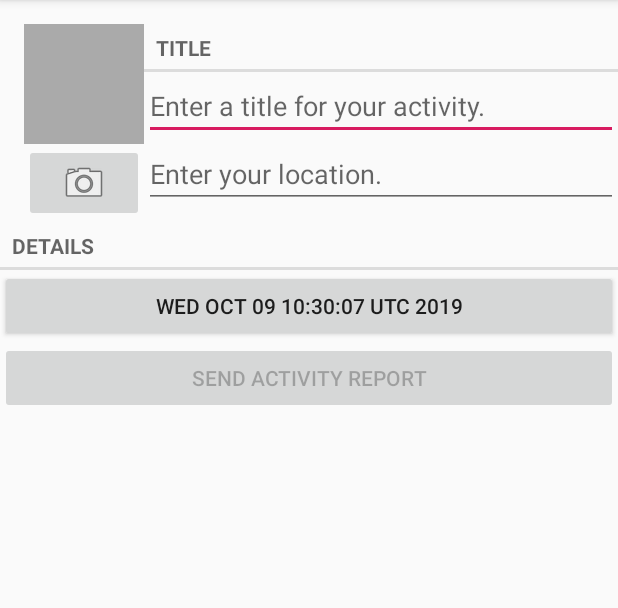
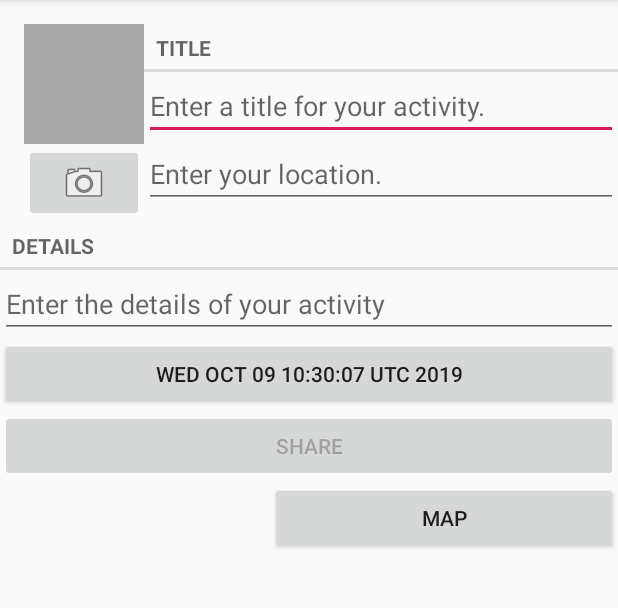
Before and after one commit to usc-NJH022/CheckInActivity, an Android app: the screen it shows after launch (CheckInPagerActivity), after a tap on "New Activity", on a phone screen of 412 x 824 dp, the part 84-692 px from its top. Run offline under Robolectric (Android 15) with nearby library versions, the phone set to English and light mode, and no system bars.

Commit message:
Added the details field and begun working on the map

```diff
--- a/app/build.gradle
+++ b/app/build.gradle
@@ -27,4 +27,6 @@ dependencies {
     androidTestImplementation 'androidx.test:runner:1.2.0'
     androidTestImplementation 'androidx.test.espresso:espresso-core:3.2.0'
     implementation 'androidx.recyclerview:recyclerview:1.0.0'
+    implementation 'com.google.android.gms:play-services-location:17.0.0'
+    implementation 'com.google.android.gms:play-services-maps:17.0.0'
 }
--- a/app/src/main/AndroidManifest.xml
+++ b/app/src/main/AndroidManifest.xml
@@ -5,6 +5,12 @@
 
     <uses-feature android:name="android.hardware.camera"
                   android:required="false"/>
+    <uses-permission
+        android:name="android.permission.INTERNET" />
+    <uses-permission
+        android:name="android.permission.ACCESS_FINE_LOCATION"/>
+    <uses-permission
+        android:name="android.permission.ACCESS_COARSE_LOCATION"/>
 
     <application
         android:allowBackup="true"
--- a/app/src/main/java/android/bignerdranch/checkinactivity/CheckInDaily.java
+++ b/app/src/main/java/android/bignerdranch/checkinactivity/CheckInDaily.java
@@ -1,4 +1,6 @@
 package android.bignerdranch.checkinactivity;
+
+import com.google.android.gms.maps.model.LatLng;
 
 import java.util.Date;
 import java.util.UUID;
@@ -7,6 +9,8 @@ public class CheckInDaily {
     private UUID mId;
     private String mTitle;
     private String mPlace;
+    private String mDetails;
+    private LatLng mLatLng;
     private Date mDate;
     private boolean mIsContacted;
     private String mContact;
@@ -18,6 +22,12 @@ public class CheckInDaily {
     public CheckInDaily(UUID id){
         mId = id;
         mDate = new Date();
+    }
+
+    public LatLng getLatLng(){return mLatLng;}
+
+    public void setLatLng(LatLng latLng) {
+        mLatLng = latLng;
     }
 
     public UUID getId(){
@@ -35,6 +45,12 @@ public class CheckInDaily {
     public String getPlace(){return mPlace;}
 
     public void setPlace(String place){mPlace = place;}
+
+    public String getDetails() {
+        return mDetails;
+    }
+
+    public void setDetails(String details){mDetails = details;}
 
     public Date getDate(){
         return mDate;
--- a/app/src/main/java/android/bignerdranch/checkinactivity/CheckInDb/CheckInBaseHelper.java
+++ b/app/src/main/java/android/bignerdranch/checkinactivity/CheckInDb/CheckInBaseHelper.java
@@ -21,6 +21,7 @@ public class CheckInBaseHelper extends SQLiteOpenHelper {
                 CheckInTable.Cols.UUID + ", " +
                 CheckInTable.Cols.TITLE + ", " +
                 CheckInTable.Cols.DATE + ", " +
+                CheckInTable.Cols.DETAILS + ", " +
                 CheckInTable.Cols.PLACE + ")"
         );
     }
--- a/app/src/main/java/android/bignerdranch/checkinactivity/CheckInDb/CheckInCursorWrapper.java
+++ b/app/src/main/java/android/bignerdranch/checkinactivity/CheckInDb/CheckInCursorWrapper.java
@@ -12,15 +12,17 @@ public class CheckInCursorWrapper extends CursorWrapper {
         super(cursor);
     }
 
-    public CheckInDaily getCrime(){
+    public CheckInDaily getActivities(){
         String uuidString = getString(getColumnIndex(CheckInDbSchema.CheckInTable.Cols.UUID));
         String title = getString(getColumnIndex(CheckInDbSchema.CheckInTable.Cols.TITLE));
         String place = getString(getColumnIndex(CheckInDbSchema.CheckInTable.Cols.PLACE));
+        String details = getString(getColumnIndex(CheckInDbSchema.CheckInTable.Cols.DETAILS));
         long date = getLong(getColumnIndex(CheckInDbSchema.CheckInTable.Cols.DATE));
 
         CheckInDaily daily = new CheckInDaily(UUID.fromString(uuidString));
         daily.setTitle(title);
         daily.setPlace(place);
+        daily.setDetails(details);
         daily.setDate(new Date(date));
 
         return daily;
--- a/app/src/main/java/android/bignerdranch/checkinactivity/CheckInDb/CheckInDbSchema.java
+++ b/app/src/main/java/android/bignerdranch/checkinactivity/CheckInDb/CheckInDbSchema.java
@@ -2,13 +2,14 @@ package android.bignerdranch.checkinactivity.CheckInDb;
 
 public class CheckInDbSchema {
     public static final class CheckInTable{
-        public  static final String NAME = "crimes";
+        public  static final String NAME = "activities";
 
         public class Cols {
             public static final String UUID = "uuid";
             public static final String TITLE = "title";
             public static final String DATE = "date";
             public static final String PLACE = "place";
+            public static final String DETAILS = "details";
         }
     }
 }
--- a/app/src/main/java/android/bignerdranch/checkinactivity/CheckInFragment.java
+++ b/app/src/main/java/android/bignerdranch/checkinactivity/CheckInFragment.java
@@ -28,6 +28,10 @@ import android.text.format.DateFormat;
 import android.widget.ImageButton;
 import android.widget.ImageView;
 
+import com.google.android.gms.common.api.GoogleApi;
+import com.google.android.gms.common.api.GoogleApiClient;
+import com.google.android.gms.location.LocationServices;
+
 import java.io.File;
 import java.util.Date;
 import java.util.List;
@@ -48,10 +52,13 @@ public class CheckInFragment extends Fragment {
     private File mPhotoFile;
     private EditText mTitleField;
     private EditText mPlaceField;
+    private EditText mDetailsField;
     private Button mDateButton;
     private Button mShareButton;
     private ImageButton mPhotoButton;
     private ImageView mPhotoView;
+
+    private GoogleApiClient mClient;
 
     public static CheckInFragment newInstance(UUID crimeId){
         Bundle args = new Bundle();
@@ -68,6 +75,17 @@ public class CheckInFragment extends Fragment {
         UUID checkInId = (UUID)getArguments().getSerializable(ARG_CHECK_IN_ID);
         mCheckInDaily = CheckInLab.get(getActivity()).getCheckInActivity(checkInId);
         mPhotoFile = CheckInLab.get(getActivity()).getPhotoFile(mCheckInDaily);
+
+        mClient = new GoogleApiClient.Builder(getActivity())
+                .addApi(LocationServices.API)
+                .build();
+    }
+
+    @Override
+    public void onStart()
+    {
+        super.onStart();
+        mClient.connect();
     }
 
     @Override
@@ -76,6 +94,12 @@ public class CheckInFragment extends Fragment {
 
         CheckInLab.get(getActivity())
                 .updateCheckIn(mCheckInDaily);
+    }
+
+    @Override
+    public void onStop(){
+        super.onStop();
+        mClient.disconnect();
     }
 
     @Override
@@ -120,6 +144,25 @@ public class CheckInFragment extends Fragment {
             }
         });
 
+        mDetailsField = (EditText)v.findViewById(R.id.activity_details);
+        mDetailsField.setText(mCheckInDaily.getDetails());
+        mDetailsField.addTextChangedListener(new TextWatcher() {
+            @Override
+            public void beforeTextChanged(CharSequence s, int start, int count, int after) {
+
+            }
+
+            @Override
+            public void onTextChanged(CharSequence s, int start, int before, int count) {
+                mCheckInDaily.setDetails(s.toString());
+            }
+
+            @Override
+            public void afterTextChanged(Editable s) {
+
+            }
+        });
+
         mDateButton = (Button)v.findViewById(R.id.check_in_date);
         updateDate();
         mDateButton.setOnClickListener(new View.OnClickListener(){
@@ -133,7 +176,7 @@ public class CheckInFragment extends Fragment {
             }
         });
 
-        mShareButton = (Button)v.findViewById(R.id.check_in_report);
+        mShareButton = (Button)v.findViewById(R.id.activity_share);
         mShareButton.setOnClickListener(new View.OnClickListener(){
             public void onClick(View v){
                 Intent i = new Intent(Intent.ACTION_SEND);
--- a/app/src/main/java/android/bignerdranch/checkinactivity/CheckInLab.java
+++ b/app/src/main/java/android/bignerdranch/checkinactivity/CheckInLab.java
@@ -44,7 +44,7 @@ public class CheckInLab {
         try{
             cursor.moveToFirst();
             while(!cursor.isAfterLast()){
-                dailies.add(cursor.getCrime());
+                dailies.add(cursor.getActivities());
                 cursor.moveToNext();
             }
         }finally{
@@ -64,7 +64,7 @@ public class CheckInLab {
                 return null;
             }
             cursor.moveToFirst();
-            return cursor.getCrime();
+            return cursor.getActivities();
         }finally{
             cursor.close();
         }
@@ -103,6 +103,7 @@ public class CheckInLab {
         values.put(android.bignerdranch.checkinactivity.CheckInDb.CheckInDbSchema.CheckInTable.Cols.TITLE, daily.getTitle());
         values.put(android.bignerdranch.checkinactivity.CheckInDb.CheckInDbSchema.CheckInTable.Cols.DATE, daily.getDate().getTime());
         values.put(CheckInDbSchema.CheckInTable.Cols.PLACE, daily.getPlace());
+        values.put(CheckInDbSchema.CheckInTable.Cols.DETAILS, daily.getDetails());
 
         return values;
     }
--- a/app/src/main/res/layout/fragment_check_in.xml
+++ b/app/src/main/res/layout/fragment_check_in.xml
@@ -67,15 +67,52 @@
         android:layout_height="wrap_content"
         android:text="@string/check_in_details_label"/>
 
+    <EditText
+        android:id="@+id/activity_details"
+        android:layout_width="match_parent"
+        android:layout_height="wrap_content"
+        android:hint="@string/details_hint"/>
+
     <Button
         android:id="@+id/check_in_date"
         android:layout_width="match_parent"
         android:layout_height="wrap_content" />
 
     <Button
-        android:id="@+id/check_in_report"
+        android:id="@+id/activity_share"
         android:layout_width="match_parent"
         android:layout_height="wrap_content"
         android:text="@string/check_in_report_text"/>
 
+    <LinearLayout
+        android:layout_width="match_parent"
+        android:layout_height="0dp"
+        android:layout_weight="1"
+        android:orientation="horizontal">
+
+        <LinearLayout
+            android:layout_width="wrap_content"
+            android:layout_height="wrap_content"
+            android:orientation="vertical">
+
+            <TextView
+                android:id="@+id/latlong_view"
+                android:layout_width="180dp"
+                android:layout_height="40dp" />
+
+        </LinearLayout>
+
+        <LinearLayout
+            android:layout_width="match_parent"
+            android:layout_height="wrap_content"
+            android:orientation="vertical">
+
+            <Button
+                android:id="@+id/activity_map"
+                android:layout_width="match_parent"
+                android:layout_height="wrap_content"
+                android:text="@string/map" />
+
+        </LinearLayout>
+    </LinearLayout>
 </LinearLayout>
--- a/app/src/main/res/values/strings.xml
+++ b/app/src/main/res/values/strings.xml
@@ -2,6 +2,7 @@
     <string name="app_name">CheckInActivity</string>
     <string name="check_in_title_hint">Enter a title for your activity.</string>
     <string name="activity_place_hint">Enter your location.</string>
+    <string name="details_hint">Enter the details of your activity</string>
     <string name="check_in_title_label">Title</string>
     <string name="check_in_details_label">Details</string>
     <string name="date_picker_title">Date of activity:</string>
@@ -9,7 +10,7 @@
     <string name="show_subtitle">Show Subtitle</string>
     <string name="hide_subtitle">Hide Subtitle</string>
     <string name="subtitle_format">%1$d activities</string>
-    <string name="check_in_report_text">Send Activity Report</string>
+    <string name="check_in_report_text">Share</string>
     <string name="check_in_report">%1$s!
     The activity was discovered on %2$s. %3$s, and %4$s
     </string>
@@ -18,4 +19,5 @@
     <string name="check_in_report_no_contact">there is no one to share this activity with.</string>
     <string name="check_in_report_subject">CheckInActivity Activity Report</string>
     <string name="send_report">Send activity report via</string>
+    <string name="map">Map</string>
 </resources>
```
Also changed, not shown: app/src/main/java/android/bignerdranch/checkinactivity/CheckInActivity.java (+27 -2 lines).
